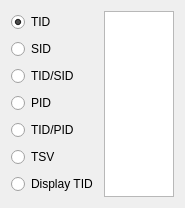
Old version of the form Source/Form/Controls/IDsFilter.ui in the repository Admiral-Fish/PokeFinder.
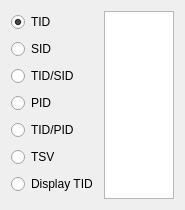
New version of the form.

Commit message:
Update control tab order
Fixes #415

The edit to the form file:
```diff
--- a/Source/Form/Controls/IDsFilter.ui
+++ b/Source/Form/Controls/IDsFilter.ui
@@ -6,8 +6,8 @@
    <rect>
     <x>0</x>
     <y>0</y>
-    <width>177</width>
-    <height>208</height>
+    <width>179</width>
+    <height>210</height>
    </rect>
   </property>
   <layout class="QHBoxLayout" name="horizontalLayout">
```
Left out of the diff: 10 changed lines with no effect on the pictures. The commit also changes 1 other file.
